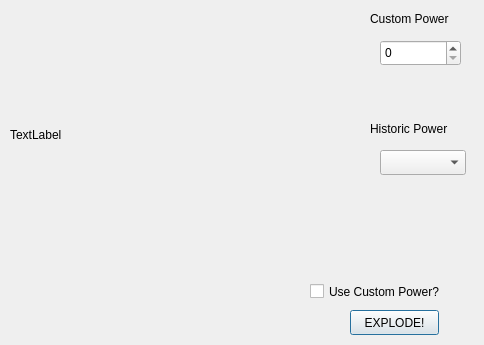
Above: volcano.ui from robertche54/a8-an-educational-app-f18 before the change. Below: the same form after it.
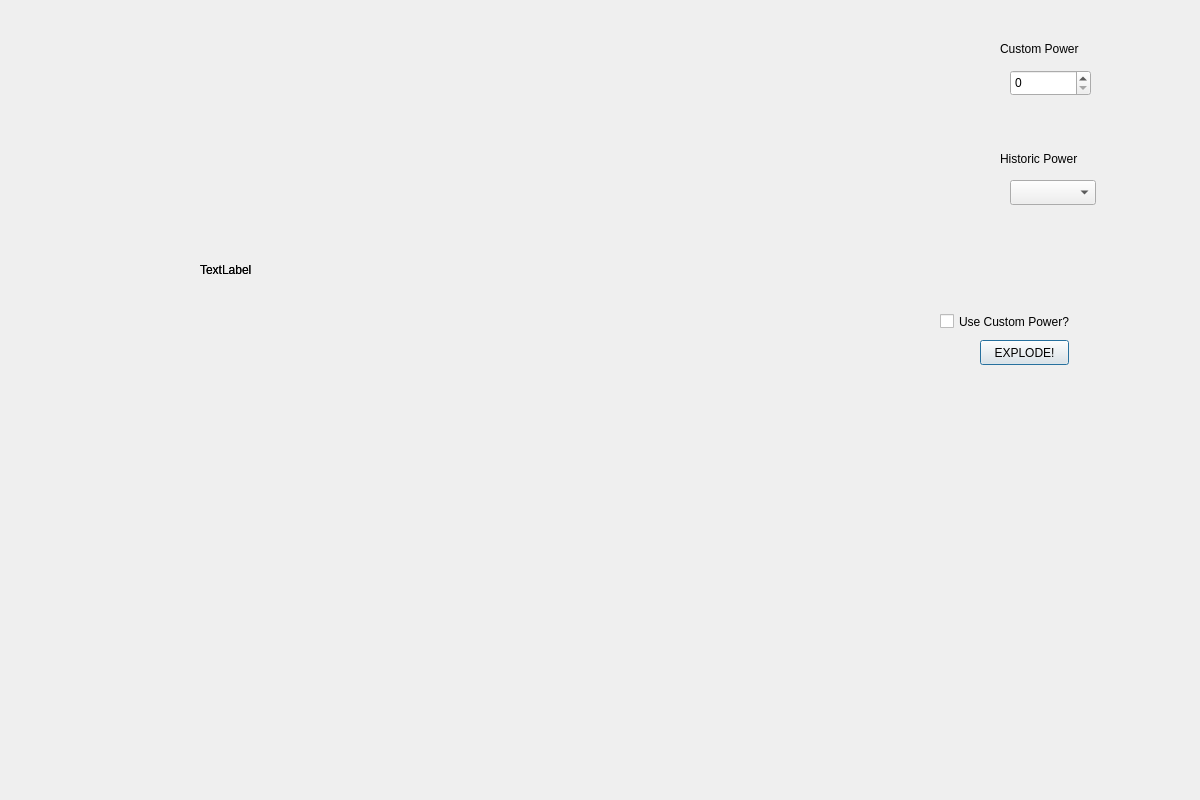
That is the form after the change.

Commit message: Resized all the windows to match everyone else's.

The edit to the form file:
```diff
--- a/volcano.ui
+++ b/volcano.ui
@@ -6,22 +6,34 @@
    <rect>
     <x>0</x>
     <y>0</y>
-    <width>484</width>
-    <height>345</height>
+    <width>1200</width>
+    <height>800</height>
    </rect>
   </property>
+  <property name="minimumSize">
+   <size>
+    <width>1200</width>
+    <height>800</height>
+   </size>
+  </property>
   <property name="windowTitle">
    <string>Volcano</string>
   </property>
   <widget class="QLabel" name="simulationLabel">
    <property name="geometry">
     <rect>
-     <x>10</x>
-     <y>10</y>
-     <width>330</width>
-     <height>250</height>
+     <x>200</x>
+     <y>20</y>
+     <width>600</width>
+     <height>500</height>
     </rect>
    </property>
+   <property name="minimumSize">
+    <size>
+     <width>600</width>
+     <height>500</height>
+    </size>
+   </property>
    <property name="text">
     <string>TextLabel</string>
    </property>
@@ -29,8 +41,8 @@
   <widget class="QPushButton" name="explodeButton">
    <property name="geometry">
     <rect>
-     <x>350</x>
-     <y>310</y>
+     <x>980</x>
+     <y>340</y>
      <width>89</width>
      <height>25</height>
     </rect>
@@ -42,8 +54,8 @@
   <widget class="QComboBox" name="powerSelector">
    <property name="geometry">
     <rect>
-     <x>380</x>
-     <y>150</y>
+     <x>1010</x>
+     <y>180</y>
      <width>86</width>
      <height>25</height>
     </rect>
@@ -52,8 +64,8 @@
   <widget class="QSpinBox" name="customPower">
    <property name="geometry">
     <rect>
-     <x>380</x>
-     <y>40</y>
+     <x>1010</x>
+     <y>70</y>
      <width>81</width>
      <height>26</height>
     </rect>
@@ -62,8 +74,8 @@
   <widget class="QCheckBox" name="customCheck">
    <property name="geometry">
     <rect>
-     <x>310</x>
-     <y>280</y>
+     <x>940</x>
+     <y>310</y>
      <width>161</width>
      <height>23</height>
     </rect>
@@ -75,8 +87,8 @@
   <widget class="QLabel" name="historicLabel">
    <property name="geometry">
     <rect>
-     <x>370</x>
-     <y>120</y>
+     <x>1000</x>
+     <y>150</y>
      <width>101</width>
      <height>17</height>
     </rect>
@@ -88,8 +100,8 @@
   <widget class="QLabel" name="customLabel">
    <property name="geometry">
     <rect>
-     <x>370</x>
-     <y>10</y>
+     <x>1000</x>
+     <y>40</y>
      <width>101</width>
      <height>17</height>
     </rect>
@@ -98,6 +110,25 @@
     <string>Custom Power</string>
    </property>
   </widget>
+  <widget class="QLabel" name="backgroundLabel">
+   <property name="geometry">
+    <rect>
+     <x>200</x>
+     <y>20</y>
+     <width>600</width>
+     <height>500</height>
+    </rect>
+   </property>
+   <property name="minimumSize">
+    <size>
+     <width>600</width>
+     <height>500</height>
+    </size>
+   </property>
+   <property name="text">
+    <string>TextLabel</string>
+   </property>
+  </widget>
  </widget>
  <resources/>
  <connections/>
```
The commit also changes 6 other files.
